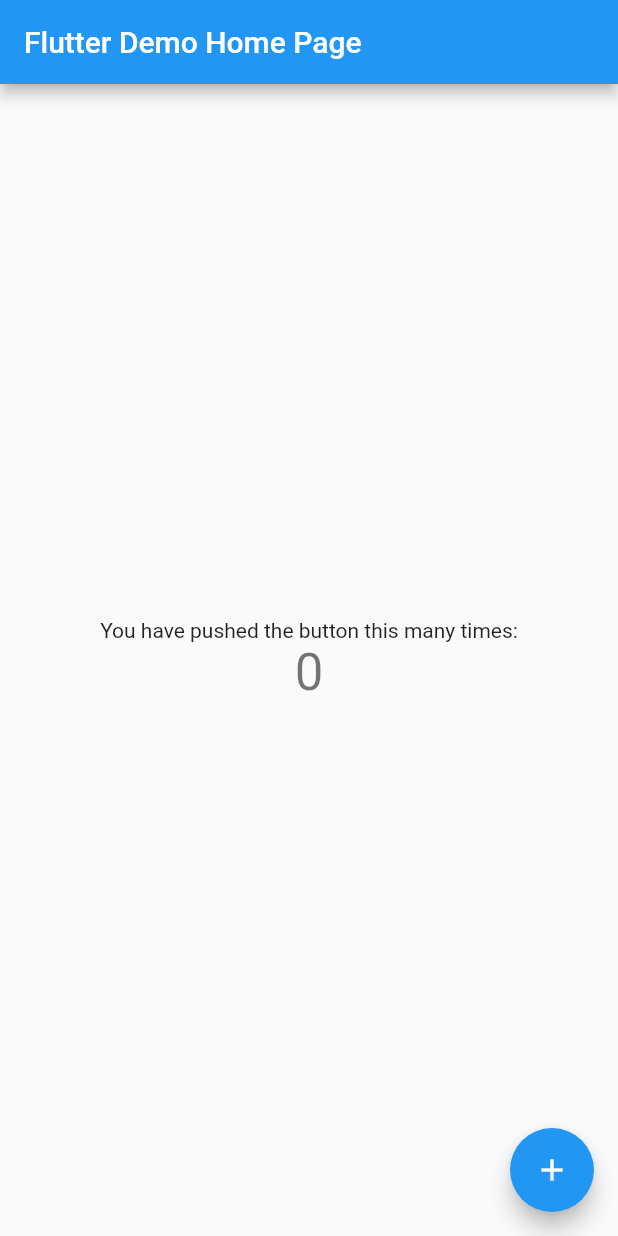
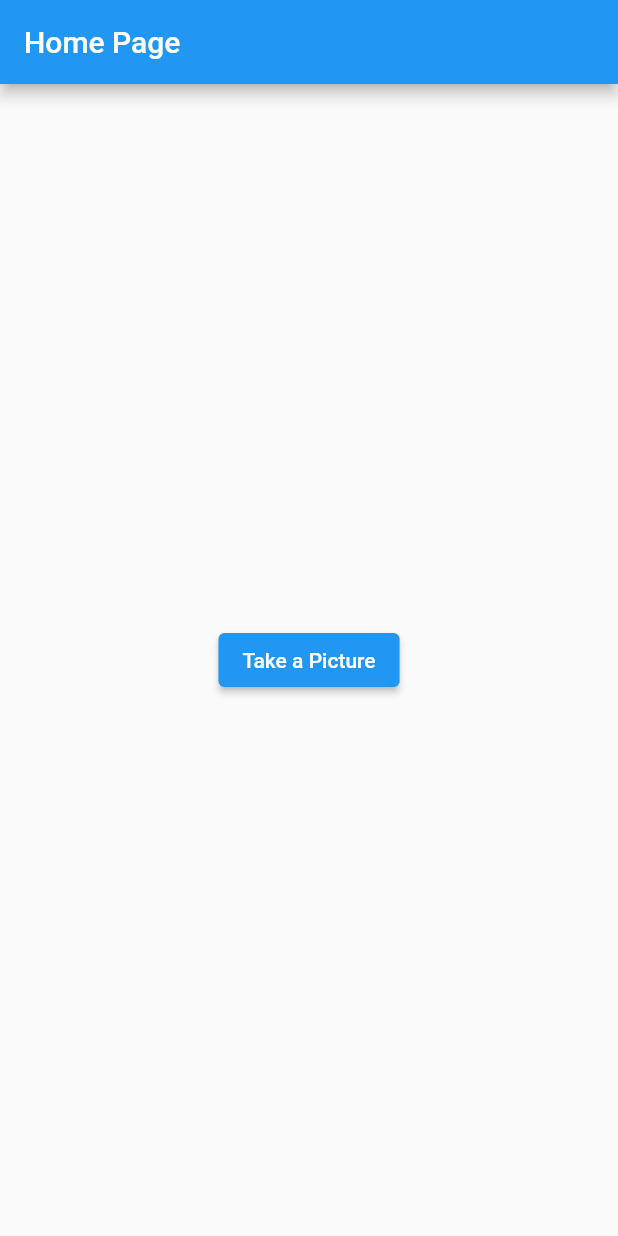
Before and after one commit to Programm0r/receipts_tracker, a Flutter app: the screen it shows after launch, on a phone screen of 412 x 824 dp. Run offline on Flutter 3.47's test engine with Material 2 defaults, Android fonts, the phone set to English and light mode, and no system bars; our stand-ins replace camera.

Commit message:
next commit

```diff
--- a/lib/main.dart
+++ b/lib/main.dart
@@ -1,4 +1,8 @@
 import 'package:flutter/material.dart';
+import 'dart:async';
+import 'package:camera/camera.dart';
+
+late List<CameraDescription> _cameras;
 
 void main() {
   runApp(const MyApp());
@@ -7,109 +11,91 @@ void main() {
 class MyApp extends StatelessWidget {
   const MyApp({Key? key}) : super(key: key);
 
-  // This widget is the root of your application.
   @override
   Widget build(BuildContext context) {
-    return MaterialApp(
-      title: 'Flutter Demo',
-      theme: ThemeData(
-        // This is the theme of your application.
-        //
-        // Try running your application with "flutter run". You'll see the
-        // application has a blue toolbar. Then, without quitting the app, try
-        // changing the primarySwatch below to Colors.green and then invoke
-        // "hot reload" (press "r" in the console where you ran "flutter run",
-        // or simply save your changes to "hot reload" in a Flutter IDE).
-        // Notice that the counter didn't reset back to zero; the application
-        // is not restarted.
-        primarySwatch: Colors.blue,
-      ),
-      home: const MyHomePage(title: 'Flutter Demo Home Page'),
+    return const MaterialApp(
+      title: 'Flutter Camera Demo',
+      debugShowCheckedModeBanner: false,
+      home: HomePage(),
     );
   }
 }
 
-class MyHomePage extends StatefulWidget {
-  const MyHomePage({Key? key, required this.title}) : super(key: key);
-
-  // This widget is the home page of your application. It is stateful, meaning
-  // that it has a State object (defined below) that contains fields that affect
-  // how it looks.
-
-  // This class is the configuration for the state. It holds the values (in this
-  // case the title) provided by the parent (in this case the App widget) and
-  // used by the build method of the State. Fields in a Widget subclass are
-  // always marked "final".
-
-  final String title;
+class HomePage extends StatefulWidget{
+  const HomePage({Key? key}) : super(key: key);
 
   @override
-  State<MyHomePage> createState() => _MyHomePageState();
+  State<HomePage> createState() => _HomePageState();
 }
 
-class _MyHomePageState extends State<MyHomePage> {
-  int _counter = 0;
+class _HomePageState extends State<HomePage> {
+  @override
+  Widget build(BuildContext context) {
+    return Scaffold(
+      appBar: AppBar(title: const Text("Home Page")),
+      body: SafeArea(
+        child: Center(
+            child: ElevatedButton(
+              onPressed: () async {
+                await availableCameras().then((value) => Navigator.push(context,
+                    MaterialPageRoute(builder: (_) => CameraPage(cameras: value))));
+              },
+              child: const Text("Take a Picture"),
+            )),
+      ),
+    );
+  }
+}
 
-  void _incrementCounter() {
-    setState(() {
-      // This call to setState tells the Flutter framework that something has
-      // changed in this State, which causes it to rerun the build method below
-      // so that the display can reflect the updated values. If we changed
-      // _counter without calling setState(), then the build method would not be
-      // called again, and so nothing would appear to happen.
-      _counter++;
-    });
+class CameraPage extends StatefulWidget {
+  final List<CameraDescription>? cameras;
+  const CameraPage(
+      {Key? key, required this.cameras}) : super(key:key);
+  @override
+  State<CameraPage> createState() => _CameraPageState();
+}
+
+class _CameraPageState extends State<CameraPage> {
+  late CameraController _cameraController;
+
+
+  @override
+  Widget build(BuildContext context) {
+    return Scaffold(
+        body: SafeArea(
+            child: _cameraController.value.isInitialized
+                ? CameraPreview(_cameraController)
+                : const Center(child:
+            CircularProgressIndicator())));
   }
 
   @override
-  Widget build(BuildContext context) {
-    // This method is rerun every time setState is called, for instance as done
-    // by the _incrementCounter method above.
-    //
-    // The Flutter framework has been optimized to make rerunning build methods
-    // fast, so that you can just rebuild anything that needs updating rather
-    // than having to individually change instances of widgets.
-    return Scaffold(
-      appBar: AppBar(
-        // Here we take the value from the MyHomePage object that was created by
-        // the App.build method, and use it to set our appbar title.
-        title: Text(widget.title),
-      ),
-      body: Center(
-        // Center is a layout widget. It takes a single child and positions it
-        // in the middle of the parent.
-        child: Column(
-          // Column is also a layout widget. It takes a list of children and
-          // arranges them vertically. By default, it sizes itself to fit its
-          // children horizontally, and tries to be as tall as its parent.
-          //
-          // Invoke "debug painting" (press "p" in the console, choose the
-          // "Toggle Debug Paint" action from the Flutter Inspector in Android
-          // Studio, or the "Toggle Debug Paint" command in Visual Studio Code)
-          // to see the wireframe for each widget.
-          //
-          // Column has various properties to control how it sizes itself and
-          // how it positions its children. Here we use mainAxisAlignment to
-          // center the children vertically; the main axis here is the vertical
-          // axis because Columns are vertical (the cross axis would be
-          // horizontal).
-          mainAxisAlignment: MainAxisAlignment.center,
-          children: <Widget>[
-            const Text(
-              'You have pushed the button this many times:',
-            ),
-            Text(
-              '$_counter',
-              style: Theme.of(context).textTheme.headline4,
-            ),
-          ],
-        ),
-      ),
-      floatingActionButton: FloatingActionButton(
-        onPressed: _incrementCounter,
-        tooltip: 'Increment',
-        child: const Icon(Icons.add),
-      ), // This trailing comma makes auto-formatting nicer for build methods.
-    );
+  void initState() {
+    super.initState();
+    // initialize the rear camera
+    initCamera(widget.cameras![0]);
+  }
+
+  @override
+  void dispose() {
+    // Dispose of the controller when the widget is disposed.
+    _cameraController.dispose();
+    super.dispose();
+  }
+
+
+  Future initCamera(CameraDescription cameraDescription) async {
+    // create a CameraController
+    _cameraController = CameraController(
+        cameraDescription, ResolutionPreset.high);
+    // Next, initialize the controller. This returns a Future.
+    try {
+      await _cameraController.initialize().then((_) {
+        if (!mounted) return;
+        setState(() {});
+      });
+    } on CameraException catch (e) {
+      debugPrint("camera error $e");
+    }
   }
 }
--- a/pubspec.yaml
+++ b/pubspec.yaml
@@ -34,6 +34,7 @@ dependencies:
   # The following adds the Cupertino Icons font to your application.
   # Use with the CupertinoIcons class for iOS style icons.
   cupertino_icons: ^1.0.2
+  camera: ^0.10.0+1
 
 dev_dependencies:
   flutter_test:
```
Also changed, not shown: pubspec.lock, 6 other files.
